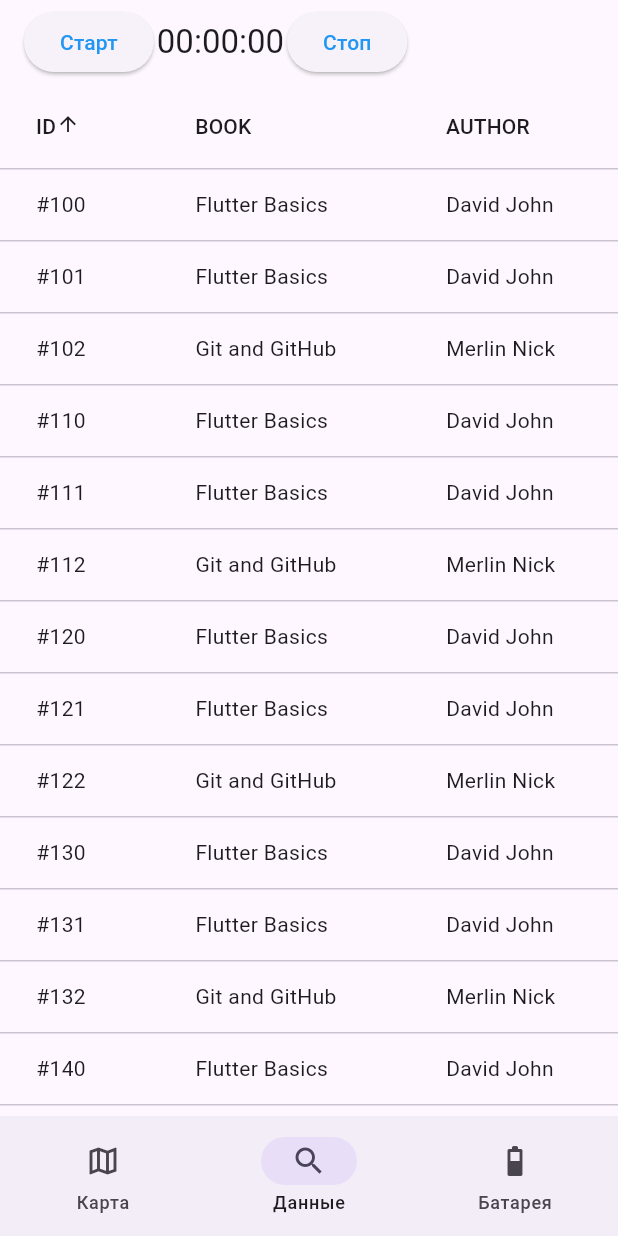
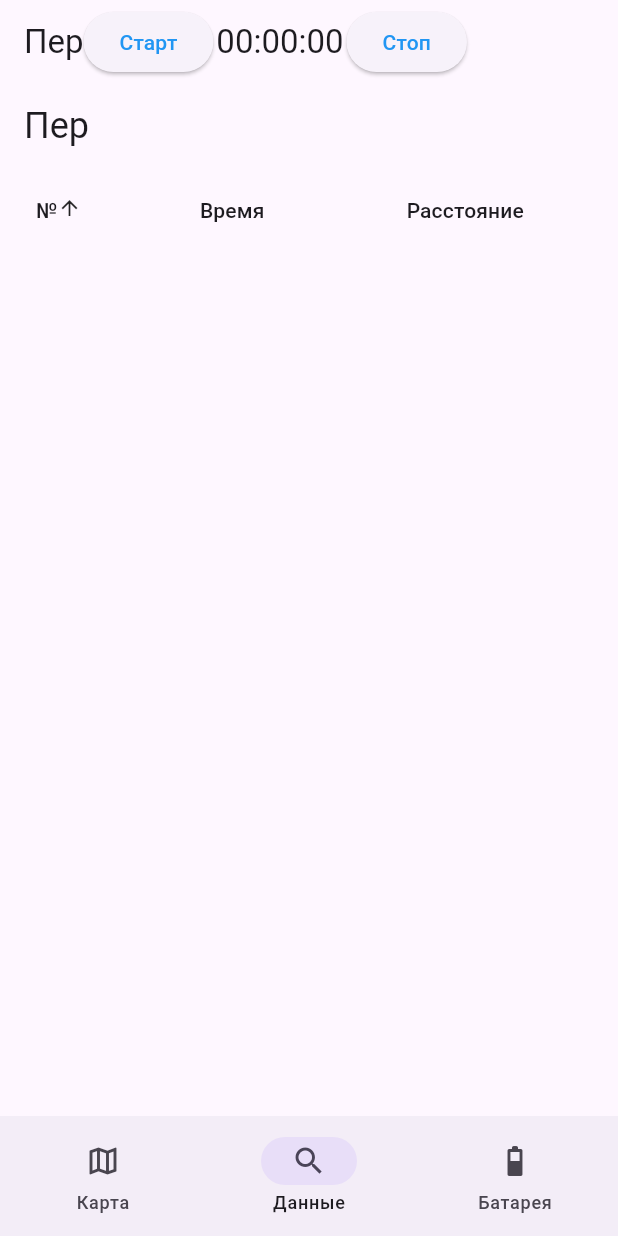
Before and after one commit to blosser/forest_runner, a Flutter app: the screen it shows after launch, on a phone screen of 412 x 824 dp. Run offline on Flutter 3.47's test engine with Material 3 defaults, Android fonts, the light colour scheme and no system bars; our stand-ins replace battery_plus, geolocator; missing offline and left inert: yandex_maps_mapkit_lite.

Commit message:
add detail

```diff
--- a/lib/main.dart
+++ b/lib/main.dart
@@ -38,10 +38,43 @@ class NavigationBarExample extends StatefulWidget {
 }
 
 class _NavigationBarExampleState extends State<NavigationBarExample> {
+
+  void updateChild() {
+    setState(() {
+      // Обновляем содержимое дочернего виджета
+      childContent = "Обн!";
+    });
+  }
+
+  String childContent = "Пер";
+  List<Map> pointData2 = [];
+  List<Map> pointData = [
+    {'id': 100, 'title': 'Flutter Basics', 'author': 'David John'},
+    {'id': 101, 'title': 'Flutter Basics', 'author': 'David John'},
+    {'id': 102, 'title': 'Git and GitHub', 'author': 'Merlin Nick'},
+    {'id': 110, 'title': 'Flutter Basics', 'author': 'David John'},
+    {'id': 111, 'title': 'Flutter Basics', 'author': 'David John'},
+    {'id': 112, 'title': 'Git and GitHub', 'author': 'Merlin Nick'},
+    {'id': 120, 'title': 'Flutter Basics', 'author': 'David John'},
+    {'id': 121, 'title': 'Flutter Basics', 'author': 'David John'},
+    {'id': 122, 'title': 'Git and GitHub', 'author': 'Merlin Nick'},
+    {'id': 130, 'title': 'Flutter Basics', 'author': 'David John'},
+    {'id': 131, 'title': 'Flutter Basics', 'author': 'David John'},
+    {'id': 132, 'title': 'Git and GitHub', 'author': 'Merlin Nick'},
+    {'id': 140, 'title': 'Flutter Basics', 'author': 'David John'},
+    {'id': 141, 'title': 'Flutter Basics', 'author': 'David John'},
+    {'id': 142, 'title': 'Git and GitHub', 'author': 'Merlin Nick'},
+    {'id': 150, 'title': 'Flutter Basics', 'author': 'David John'},
+    {'id': 151, 'title': 'Flutter Basics', 'author': 'David John'},
+    {'id': 152, 'title': 'Git and GitHub', 'author': 'Merlin Nick'},
+    {'id': 160, 'title': 'Flutter Basics', 'author': 'David John'},
+    {'id': 161, 'title': 'Flutter Basics', 'author': 'David John'},
+    {'id': 162, 'title': 'Git and GitHub', 'author': 'Merlin Nick'},
+  ];
   int _selectedIndex = 1;
-  final List<Widget> _widgetOptions = <Widget>[
+  late List<Widget> _widgetOptions = <Widget>[
     new MapScreen(),
-    new PointData(),
+    new PointData(childContent, pointData2),
     new BatteryPage(),
   ];
 
@@ -67,6 +100,15 @@ class _NavigationBarExampleState extends State<NavigationBarExample> {
     title = getXX(hh) + ':' + getXX(mm) + ':' + getXX(ss);
   }
 
+  // void addPointData() {
+  //   setState(() {
+  //     childContent = "Обн!";
+  //     pointData2 = pointData;
+  //   });
+  //   //wPointData = new PointData(pointData);
+  //   //wPointData.setPointData(pointData);
+  // }
+
   @override
   Widget build(BuildContext context) {
     return Scaffold(
@@ -75,18 +117,21 @@ class _NavigationBarExampleState extends State<NavigationBarExample> {
           child: Row(
             mainAxisAlignment: MainAxisAlignment.start,
             children: [
+              ChildWidget(content: childContent),
               ElevatedButton(
                 style: ButtonStyle(
                   foregroundColor: WidgetStateProperty.all<Color>(Colors.blue),
                 ),
                 onPressed: () {
-                  _timer?.cancel();
-                  _timer = Timer.periodic(const Duration(seconds: 1), (timer) {
-                    setState(() {
-                      _seconds++;
-                      getTime();
-                    });
-                  });
+                  updateChild();
+                  // _timer?.cancel();
+                  // _timer = Timer.periodic(const Duration(seconds: 1), (timer) {
+                  //   setState(() {
+                  //     _seconds++;
+                  //     getTime();
+                  //     addPointData();
+                  //   });
+                  // });
                 },
                 child: Text('Старт'),
               ),
@@ -106,7 +151,8 @@ class _NavigationBarExampleState extends State<NavigationBarExample> {
           ),
         ),
       ),
-      body: Center(
+      body:
+      Center(
         child: _widgetOptions.elementAt(
           _selectedIndex,
         ), // Display the selected page
@@ -135,3 +181,20 @@ class _NavigationBarExampleState extends State<NavigationBarExample> {
     );
   }
 }
+
+class ChildWidget extends StatelessWidget {
+  final String content;
+
+  const ChildWidget({Key? key, required this.content}) : super(key: key);
+
+  @override
+  Widget build(BuildContext context) {
+    return Container(
+      //color: Colors.blueAccent.withOpacity(0.2),
+      child: Text(
+        content,
+        //style: TextStyle(fontSize: 12),
+      ),
+    );
+  }
+}
--- a/lib/point_data.dart
+++ b/lib/point_data.dart
@@ -1,41 +1,25 @@
 import 'package:flutter/material.dart';
 
-class PointData extends StatefulWidget {
-  @override
-  _PointData createState() => _PointData();
-}
+class PointData extends StatelessWidget {
+  final String content;
+  List<Map> pointData = [];
 
-class _PointData extends State<PointData> {
-  List<Map> _books = [
-    {'id': 100, 'title': 'Flutter Basics', 'author': 'David John'},
-    {'id': 101, 'title': 'Flutter Basics', 'author': 'David John'},
-    {'id': 102, 'title': 'Git and GitHub', 'author': 'Merlin Nick'},
-    {'id': 110, 'title': 'Flutter Basics', 'author': 'David John'},
-    {'id': 111, 'title': 'Flutter Basics', 'author': 'David John'},
-    {'id': 112, 'title': 'Git and GitHub', 'author': 'Merlin Nick'},
-    {'id': 120, 'title': 'Flutter Basics', 'author': 'David John'},
-    {'id': 121, 'title': 'Flutter Basics', 'author': 'David John'},
-    {'id': 122, 'title': 'Git and GitHub', 'author': 'Merlin Nick'},
-    {'id': 130, 'title': 'Flutter Basics', 'author': 'David John'},
-    {'id': 131, 'title': 'Flutter Basics', 'author': 'David John'},
-    {'id': 132, 'title': 'Git and GitHub', 'author': 'Merlin Nick'},
-    {'id': 140, 'title': 'Flutter Basics', 'author': 'David John'},
-    {'id': 141, 'title': 'Flutter Basics', 'author': 'David John'},
-    {'id': 142, 'title': 'Git and GitHub', 'author': 'Merlin Nick'},
-    {'id': 150, 'title': 'Flutter Basics', 'author': 'David John'},
-    {'id': 151, 'title': 'Flutter Basics', 'author': 'David John'},
-    {'id': 152, 'title': 'Git and GitHub', 'author': 'Merlin Nick'},
-    {'id': 160, 'title': 'Flutter Basics', 'author': 'David John'},
-    {'id': 161, 'title': 'Flutter Basics', 'author': 'David John'},
-    {'id': 162, 'title': 'Git and GitHub', 'author': 'Merlin Nick'},
-  ];
+  PointData(this.content, this.pointData);
+
   int _currentSortColumn = 0;
   bool _isSortAsc = true;
 
   @override
   Widget build(BuildContext context) {
     return MaterialApp(
-      home: Scaffold(body: ListView(children: [_createDataTable()])),
+      home: Scaffold(
+        appBar: AppBar(
+          title: Text(
+            content,
+            style: TextStyle(fontSize: 24),
+          ),
+        ),
+          body: ListView(children: [_createDataTable()])),
     );
   }
 
@@ -51,52 +35,52 @@ class _PointData extends State<PointData> {
   List<DataColumn> _createColumns() {
     return [
       DataColumn(
-        label: Text('ID'),
+        label: Text('№'),
         onSort: (columnIndex, _) {
-          setState(() {
+          //setState(() {
             _currentSortColumn = columnIndex;
             if (_isSortAsc) {
-              _books.sort((a, b) => b['id'].compareTo(a['id']));
+              pointData.sort((a, b) => b['id'].compareTo(a['id']));
             } else {
-              _books.sort((a, b) => a['id'].compareTo(b['id']));
+              pointData.sort((a, b) => a['id'].compareTo(b['id']));
             }
             _isSortAsc = !_isSortAsc;
-          });
+          //});
         },
       ),
       DataColumn(
-        label: Text('BOOK'),
+        label: Text('Время'),
         onSort: (columnIndex, _) {
-          setState(() {
+          //setState(() {
             _currentSortColumn = columnIndex;
             if (_isSortAsc) {
-              _books.sort((a, b) => b['title'].compareTo(a['title']));
+              pointData.sort((a, b) => b['title'].compareTo(a['title']));
             } else {
-              _books.sort((a, b) => a['title'].compareTo(b['title']));
+              pointData.sort((a, b) => a['title'].compareTo(b['title']));
             }
             _isSortAsc = !_isSortAsc;
-          });
+          //});
         },
       ),
       DataColumn(
-        label: Text('AUTHOR'),
+        label: Text('Расстояние'),
         onSort: (columnIndex, _) {
-          setState(() {
+          //setState(() {
             _currentSortColumn = columnIndex;
             if (_isSortAsc) {
-              _books.sort((a, b) => b['author'].compareTo(a['author']));
+              pointData.sort((a, b) => b['author'].compareTo(a['author']));
             } else {
-              _books.sort((a, b) => a['author'].compareTo(b['author']));
+              pointData.sort((a, b) => a['author'].compareTo(b['author']));
             }
             _isSortAsc = !_isSortAsc;
-          });
+          //});
         },
       ),
     ];
   }
 
   List<DataRow> _createRows() {
-    return _books
+    return pointData
         .map(
           (book) => DataRow(
             cells: [
```
Also changed, not shown: 2 other files.
